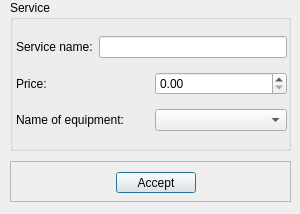
First picture: the form in service_add.ui, repository 0x000N3X4N/HomeApplianceService, before the edit.
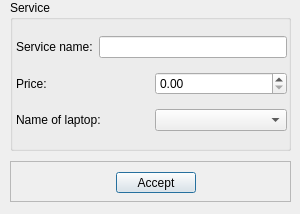
Second picture: the form after the edit.

Diff of the .ui file:
```diff
--- a/service_add.ui
+++ b/service_add.ui
@@ -84,7 +84,7 @@
        <item>
         <widget class="QLabel" name="name_of_equipment__label">
          <property name="text">
-          <string>Name of equipment:</string>
+          <string>Name of laptop:</string>
          </property>
         </widget>
        </item>
```
Left out of the diff: 2 changed lines with no effect on the pictures.
